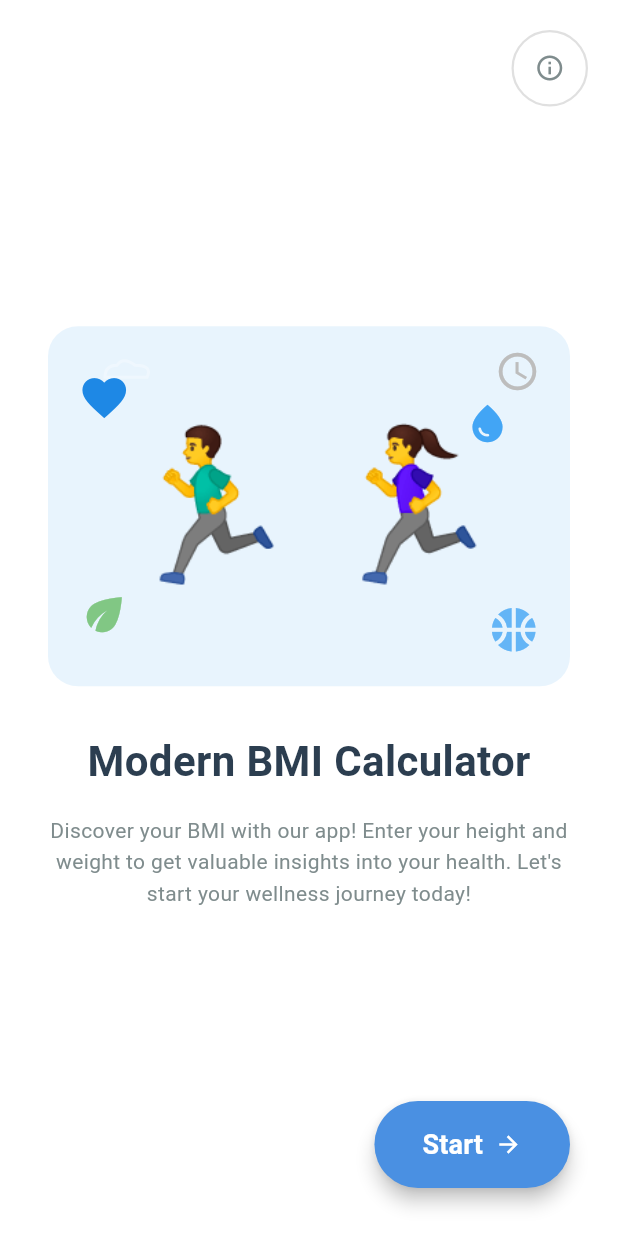
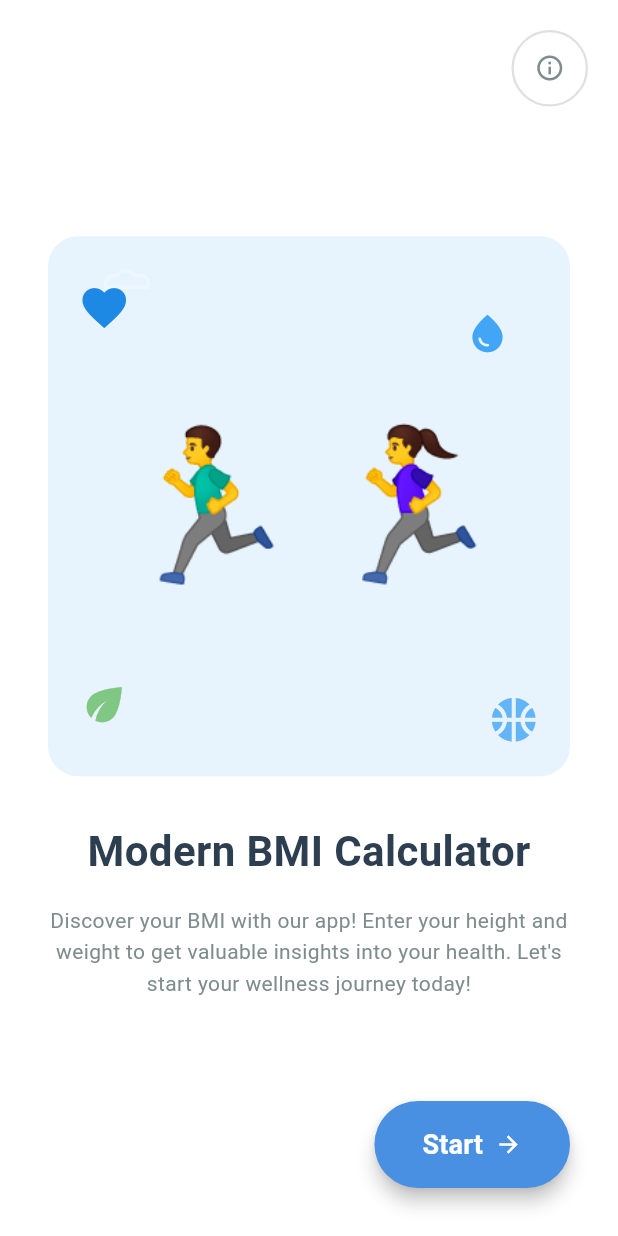
Before and after one commit to ElehGilbert/BMI-Calculator, a Flutter app: the screen it shows after launch, on a phone screen of 412 x 824 dp. Run offline on Flutter 3.47's test engine with Material 3 defaults, Android fonts, the phone set to English and light mode, and no system bars.

Commit message:
Increase height of illustration area and comment out time icon for improved layout

```diff
--- a/lib/Pages/home.dart
+++ b/lib/Pages/home.dart
@@ -49,7 +49,7 @@ class Home extends StatelessWidget {
                   children: [
                     // Illustration area with decorative elements
                     Container(
-                      height: 240,
+                      height: 360,
                       decoration: BoxDecoration(
                         color: const Color(0xFFE8F4FD),
                         borderRadius: BorderRadius.circular(20),
@@ -65,11 +65,11 @@ class Home extends StatelessWidget {
                               painter: CloudPainter(),
                             ),
                           ),
-                          Positioned(
-                            top: 15,
-                            right: 20,
-                            child: Icon(Icons.access_time, color: Colors.grey[400], size: 30),
-                          ),
+                          // Positioned(
+                          //   top: 15,
+                          //   right: 20,
+                          //   // child: Icon(Icons.access_time, color: Colors.grey[400], size: 30),
+                          // ),
                           Positioned(
                             bottom: 30,
                             left: 20,
```
